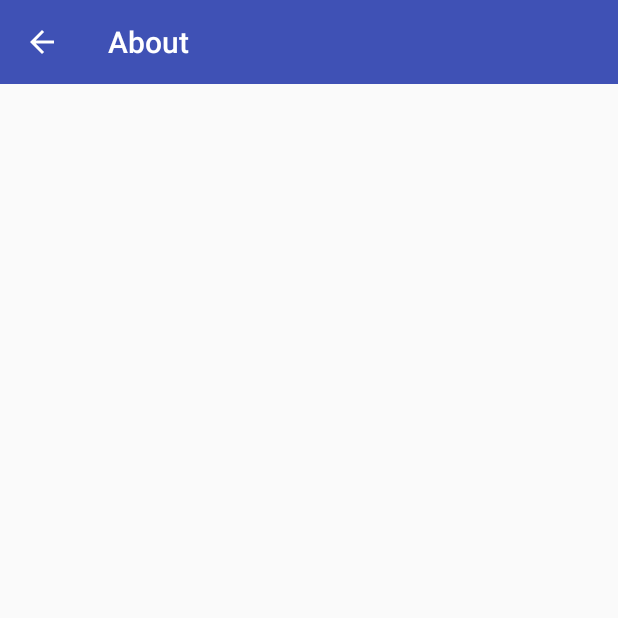
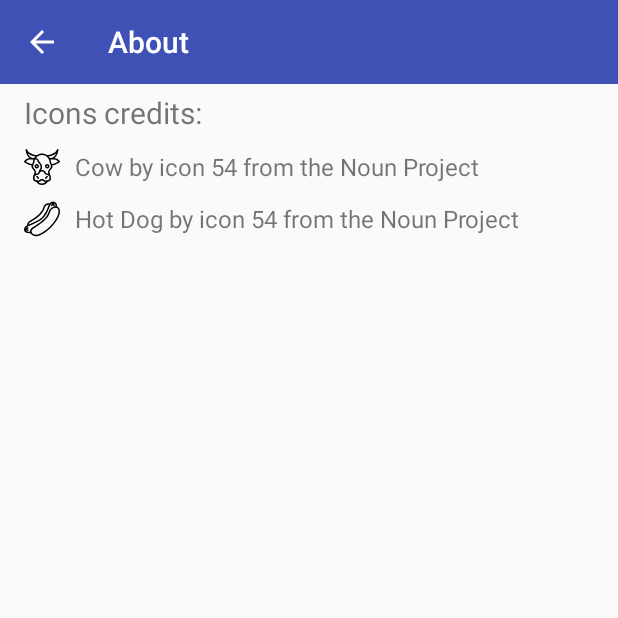
Before and after one commit to Yannshu/London-Food-Markets, an Android app: the AboutActivity screen opened directly, with no data from a screen before it, on a phone screen of 412 x 824 dp, the top half of it. Run offline under Robolectric (Android 15) with nearby library versions, the phone set to English and light mode, and no system bars; our stand-ins replace Dagger/Hilt's generated code, Timber.

Commit message:
Display icons credits.

```diff
--- /dev/null
+++ b/app/src/main/java/com/yannshu/londonfoodmarkets/data/model/Icon.kt
@@ -0,0 +1,6 @@
+package com.yannshu.londonfoodmarkets.data.model
+
+import android.support.annotation.DrawableRes
+import android.support.annotation.StringRes
+
+class Icon(@StringRes val description: Int, @StringRes val url: Int, @DrawableRes val icon: Int)
--- a/app/src/main/java/com/yannshu/londonfoodmarkets/ui/AboutActivity.kt
+++ b/app/src/main/java/com/yannshu/londonfoodmarkets/ui/AboutActivity.kt
@@ -4,13 +4,21 @@ import android.content.Context
 import android.content.Intent
 import android.os.Bundle
 import android.support.v4.app.NavUtils
+import android.support.v7.widget.LinearLayoutManager
+import android.support.v7.widget.RecyclerView
 import android.view.MenuItem
 import com.yannshu.londonfoodmarkets.R
 import com.yannshu.londonfoodmarkets.di.activity.HasActivitySubComponentBuilders
+import com.yannshu.londonfoodmarkets.ui.adapters.IconsAdapter
 import com.yannshu.londonfoodmarkets.ui.base.BaseActivity
+import kotlinx.android.synthetic.main.activity_about.iconsRecyclerView
 import kotlinx.android.synthetic.main.activity_about.toolbar
+import javax.inject.Inject
 
 class AboutActivity : BaseActivity() {
+
+    @Inject
+    lateinit var iconsAdapter: IconsAdapter
 
     companion object {
         fun getStartingIntent(context: Context): Intent {
@@ -22,6 +30,7 @@ class AboutActivity : BaseActivity() {
         super.onCreate(savedInstanceState)
         setContentView(R.layout.activity_about)
         initToolbar()
+        initIconsRecyclerView()
     }
 
     override fun injectMembers(hasActivitySubComponentBuilders: HasActivitySubComponentBuilders) {
@@ -46,4 +55,9 @@ class AboutActivity : BaseActivity() {
         }
         return super.onOptionsItemSelected(item)
     }
+
+    private fun initIconsRecyclerView() {
+        iconsRecyclerView.layoutManager = LinearLayoutManager(this, RecyclerView.VERTICAL, false)
+        iconsRecyclerView.adapter = iconsAdapter
+    }
 }
--- a/app/src/main/java/com/yannshu/londonfoodmarkets/ui/AboutActivityComponent.kt
+++ b/app/src/main/java/com/yannshu/londonfoodmarkets/ui/AboutActivityComponent.kt
@@ -1,10 +1,14 @@
 package com.yannshu.londonfoodmarkets.ui
 
+import com.yannshu.londonfoodmarkets.R
+import com.yannshu.londonfoodmarkets.data.model.Icon
 import com.yannshu.londonfoodmarkets.di.activity.ActivityComponent
 import com.yannshu.londonfoodmarkets.di.activity.ActivityComponentBuilder
 import com.yannshu.londonfoodmarkets.di.activity.ActivityModule
 import com.yannshu.londonfoodmarkets.di.activity.ActivityScope
+import com.yannshu.londonfoodmarkets.ui.adapters.IconsAdapter
 import dagger.Module
+import dagger.Provides
 import dagger.Subcomponent
 
 @ActivityScope
@@ -15,5 +19,17 @@ interface AboutActivityComponent : ActivityComponent<AboutActivity> {
     interface Builder : ActivityComponentBuilder<AboutActivityModule, AboutActivityComponent>
 
     @Module
-    class AboutActivityModule(activity: AboutActivity) : ActivityModule<AboutActivity>(activity)
+    class AboutActivityModule(activity: AboutActivity) : ActivityModule<AboutActivity>(activity) {
+
+        @Provides
+        fun provideIconsAdapter(icons: List<Icon>): IconsAdapter = IconsAdapter(activity, icons)
+
+        @Provides
+        fun provideIcons(): List<Icon> {
+            val icons = ArrayList<Icon>()
+            icons.add(Icon(R.string.credit_icon_cow_description, R.string.credit_icon_cow_url, R.drawable.ic_cow))
+            icons.add(Icon(R.string.credit_icon_hot_dog_description, R.string.credit_icon_hot_dog_url, R.drawable.ic_hot_dog))
+            return icons
+        }
+    }
 }
--- /dev/null
+++ b/app/src/main/java/com/yannshu/londonfoodmarkets/ui/adapters/IconsAdapter.kt
@@ -0,0 +1,35 @@
+package com.yannshu.londonfoodmarkets.ui.adapters
+
+import android.content.Context
+import android.support.v7.widget.RecyclerView
+import android.view.LayoutInflater
+import android.view.View
+import android.view.ViewGroup
+import com.yannshu.londonfoodmarkets.R
+import com.yannshu.londonfoodmarkets.data.model.Icon
+import kotlinx.android.synthetic.main.item_icon.view.iconDescriptionTextView
+import kotlinx.android.synthetic.main.item_icon.view.iconImageView
+
+class IconsAdapter(context: Context, private val icons: List<Icon>) : RecyclerView.Adapter<IconsAdapter.IconViewHolder>() {
+
+    private val layoutInflater = LayoutInflater.from(context)
+
+    override fun onCreateViewHolder(parent: ViewGroup?, viewType: Int): IconViewHolder {
+        val view = layoutInflater.inflate(R.layout.item_icon, parent, false)
+        return IconViewHolder(view)
+    }
+
+    override fun onBindViewHolder(holder: IconViewHolder?, position: Int) {
+        holder?.bind(icons[position])
+    }
+
+    override fun getItemCount(): Int = icons.size
+
+    class IconViewHolder(view: View) : RecyclerView.ViewHolder(view) {
+
+        fun bind(icon: Icon) {
+            itemView.iconImageView.setImageResource(icon.icon)
+            itemView.iconDescriptionTextView.setText(icon.description)
+        }
+    }
+}
--- a/app/src/main/res/layout/activity_about.xml
+++ b/app/src/main/res/layout/activity_about.xml
@@ -15,8 +15,24 @@
     <LinearLayout
         android:layout_width="match_parent"
         android:layout_height="wrap_content"
-        android:orientation="vertical">
+        android:orientation="vertical"
+        android:paddingEnd="@dimen/content_padding_horizontal"
+        android:paddingLeft="@dimen/content_padding_horizontal"
+        android:paddingRight="@dimen/content_padding_horizontal"
+        android:paddingStart="@dimen/content_padding_horizontal">
 
+        <TextView
+            style="@style/Title"
+            android:layout_width="wrap_content"
+            android:layout_height="wrap_content"
+            android:layout_marginTop="@dimen/content_vertical_spacing"
+            android:layout_marginBottom="@dimen/content_vertical_spacing"
+            android:text="@string/icons_credits" />
+
+        <android.support.v7.widget.RecyclerView
+            android:id="@+id/iconsRecyclerView"
+            android:layout_width="match_parent"
+            android:layout_height="wrap_content" />
 
     </LinearLayout>
 
--- a/app/src/main/res/layout/activity_food_market.xml
+++ b/app/src/main/res/layout/activity_food_market.xml
@@ -66,8 +66,8 @@
                 style="@style/Content"
                 android:layout_width="wrap_content"
                 android:layout_height="wrap_content"
-                android:layout_marginBottom="@dimen/food_market_content_spacing"
-                android:layout_marginTop="@dimen/food_market_content_spacing"
+                android:layout_marginBottom="@dimen/content_vertical_spacing"
+                android:layout_marginTop="@dimen/content_vertical_spacing"
                 android:drawableLeft="@drawable/ic_address"
                 android:drawablePadding="@dimen/food_market_content_drawable_padding"
                 android:drawableStart="@drawable/ic_address" />
@@ -77,8 +77,8 @@
                 style="@style/Content"
                 android:layout_width="wrap_content"
                 android:layout_height="wrap_content"
-                android:layout_marginBottom="@dimen/food_market_content_spacing"
-                android:layout_marginTop="@dimen/food_market_content_spacing"
+                android:layout_marginBottom="@dimen/content_vertical_spacing"
+                android:layout_marginTop="@dimen/content_vertical_spacing"
                 android:drawableLeft="@drawable/ic_clock"
                 android:drawablePadding="@dimen/food_market_content_drawable_padding"
                 android:drawableStart="@drawable/ic_clock" />
@@ -89,8 +89,8 @@
                 android:layout_height="wrap_content"
                 android:background="?attr/selectableItemBackground"
                 android:gravity="center_vertical"
-                android:paddingBottom="@dimen/food_market_content_spacing"
-                android:paddingTop="@dimen/food_market_content_spacing">
+                android:paddingBottom="@dimen/content_vertical_spacing"
+                android:paddingTop="@dimen/content_vertical_spacing">
 
                 <TextView
                     android:id="@+id/websiteTextView"
@@ -99,8 +99,8 @@
                     android:layout_height="wrap_content"
                     android:layout_alignParentLeft="true"
                     android:layout_alignParentStart="true"
-                    android:layout_marginEnd="@dimen/food_market_content_spacing"
-                    android:layout_marginRight="@dimen/food_market_content_spacing"
+                    android:layout_marginEnd="@dimen/content_vertical_spacing"
+                    android:layout_marginRight="@dimen/content_vertical_spacing"
                     android:layout_toLeftOf="@+id/websiteChevronRightImageView"
                     android:layout_toStartOf="@+id/websiteChevronRightImageView"
                     android:drawableLeft="@drawable/ic_internet"
@@ -121,8 +121,8 @@
                 android:id="@+id/detailsLayout"
                 android:layout_width="match_parent"
                 android:layout_height="wrap_content"
-                android:layout_marginBottom="@dimen/food_market_content_spacing"
-                android:layout_marginTop="@dimen/food_market_content_spacing"
+                android:layout_marginBottom="@dimen/content_vertical_spacing"
+                android:layout_marginTop="@dimen/content_vertical_spacing"
                 android:orientation="vertical">
 
                 <TextView
--- /dev/null
+++ b/app/src/main/res/layout/item_icon.xml
@@ -0,0 +1,24 @@
+<?xml version="1.0" encoding="utf-8"?>
+<LinearLayout xmlns:android="http://schemas.android.com/apk/res/android"
+    android:layout_width="match_parent"
+    android:layout_height="wrap_content"
+    android:background="?attr/selectableItemBackground"
+    android:gravity="center_vertical"
+    android:orientation="horizontal"
+    android:paddingBottom="@dimen/icon_recycler_view_item_vertical_padding"
+    android:paddingTop="@dimen/icon_recycler_view_item_vertical_padding">
+
+    <ImageView
+        android:id="@+id/iconImageView"
+        android:layout_width="@dimen/icon_recycler_view_item_image_size"
+        android:layout_height="@dimen/icon_recycler_view_item_image_size"
+        android:layout_marginEnd="@dimen/icon_recycler_view_item_image_margin_end"
+        android:layout_marginRight="@dimen/icon_recycler_view_item_image_margin_end" />
+
+    <TextView
+        android:id="@+id/iconDescriptionTextView"
+        style="@style/Content"
+        android:layout_width="wrap_content"
+        android:layout_height="wrap_content" />
+
+</LinearLayout>
--- a/app/src/main/res/values/dimens.xml
+++ b/app/src/main/res/values/dimens.xml
@@ -1,10 +1,10 @@
 <?xml version="1.0" encoding="utf-8"?>
 <resources>
     <dimen name="content_padding_horizontal">16dp</dimen>
+    <dimen name="content_vertical_spacing">5dp</dimen>
     <dimen name="food_market_image_view_height">300dp</dimen>
     <dimen name="food_market_content_drawable_padding">10dp</dimen>
     <dimen name="food_market_description_spacing">10dp</dimen>
-    <dimen name="food_market_content_spacing">5dp</dimen>
 
     <dimen name="food_market_recycler_view_height">200dp</dimen>
 
@@ -13,4 +13,8 @@
     <dimen name="food_market_recycler_view_item_name_padding">5dp</dimen>
     <dimen name="food_market_recycler_view_item_padding">10dp</dimen>
 
+    <dimen name="icon_recycler_view_item_image_size">24dp</dimen>
+    <dimen name="icon_recycler_view_item_image_margin_end">10dp</dimen>
+    <dimen name="icon_recycler_view_item_vertical_padding">5dp</dimen>
+
 </resources>
--- a/app/src/main/res/values/strings.xml
+++ b/app/src/main/res/values/strings.xml
@@ -16,5 +16,12 @@
     <string name="street_food_stands">Street food stands</string>
 
     <string name="about">About</string>
+    <string name="icons_credits">Icons credits:</string>
+
+    <string name="credit_icon_cow_description">Cow by icon 54 from the Noun Project</string>
+    <string name="credit_icon_cow_url">https://thenounproject.com/icon/357493/</string>
+
+    <string name="credit_icon_hot_dog_description">Hot Dog by icon 54 from the Noun Project</string>
+    <string name="credit_icon_hot_dog_url">https://thenounproject.com/icon/222423/</string>
 
 </resources>
--- a/app/src/main/res/values/styles.xml
+++ b/app/src/main/res/values/styles.xml
@@ -7,6 +7,10 @@
         <item name="colorAccent">@color/colorAccent</item>
         <item name="windowActionBar">false</item>
         <item name="windowNoTitle">true</item>
+    </style>
+
+    <style name="Title">
+        <item name="android:textSize">20sp</item>
     </style>
 
     <style name="Content">
```
